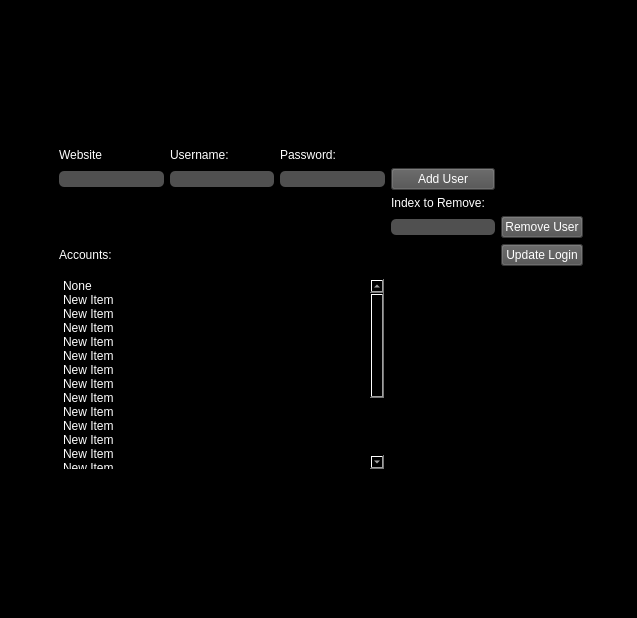
Before: the Qt Designer form UI_Files/mainWindow.ui in Jscina/PyPass, drawn with Qt 5.
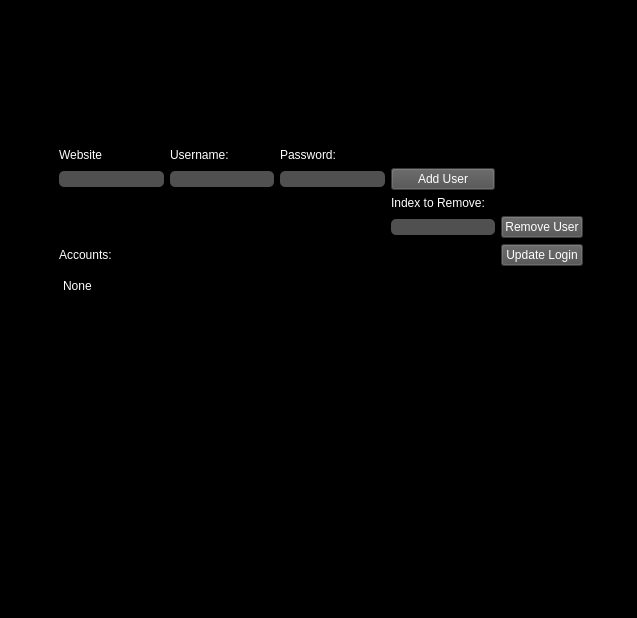
After: the same form once the commit is applied.

What changed in the file:
```diff
--- a/UI_Files/mainWindow.ui
+++ b/UI_Files/mainWindow.ui
@@ -152,101 +152,6 @@
         <string>None</string>
        </property>
       </item>
-      <item>
-       <property name="text">
-        <string>New Item</string>
-       </property>
-      </item>
-      <item>
-       <property name="text">
-        <string>New Item</string>
-       </property>
-      </item>
-      <item>
-       <property name="text">
-        <string>New Item</string>
-       </property>
-      </item>
-      <item>
-       <property name="text">
-        <string>New Item</string>
-       </property>
-      </item>
-      <item>
-       <property name="text">
-        <string>New Item</string>
-       </property>
-      </item>
-      <item>
-       <property name="text">
-        <string>New Item</string>
-       </property>
-      </item>
-      <item>
-       <property name="text">
-        <string>New Item</string>
-       </property>
-      </item>
-      <item>
-       <property name="text">
-        <string>New Item</string>
-       </property>
-      </item>
-      <item>
-       <property name="text">
-        <string>New Item</string>
-       </property>
-      </item>
-      <item>
-       <property name="text">
-        <string>New Item</string>
-       </property>
-      </item>
-      <item>
-       <property name="text">
-        <string>New Item</string>
-       </property>
-      </item>
-      <item>
-       <property name="text">
-        <string>New Item</string>
-       </property>
-      </item>
-      <item>
-       <property name="text">
-        <string>New Item</string>
-       </property>
-      </item>
-      <item>
-       <property name="text">
-        <string>New Item</string>
-       </property>
-      </item>
-      <item>
-       <property name="text">
-        <string>New Item</string>
-       </property>
-      </item>
-      <item>
-       <property name="text">
-        <string>New Item</string>
-       </property>
-      </item>
-      <item>
-       <property name="text">
-        <string>New Item</string>
-       </property>
-      </item>
-      <item>
-       <property name="text">
-        <string>New Item</string>
-       </property>
-      </item>
-      <item>
-       <property name="text">
-        <string>New Item</string>
-       </property>
-      </item>
      </widget>
     </item>
     <item row="4" column="6">
```
